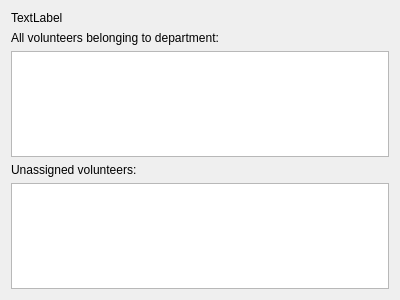
The window that gui/gui.ui (miagiurgiu/VolunteeringOOPExam) describes before a commit, drawn with Qt 5.
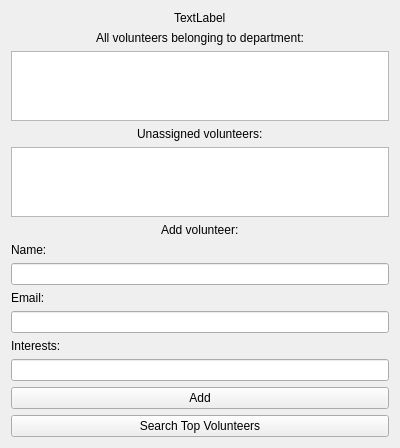
The same window after the commit.

Commit message: read from files + display windows for each department + add volunteer + top volunteers

Diff of the .ui file:
```diff
--- a/gui/gui.ui
+++ b/gui/gui.ui
@@ -14,14 +14,14 @@
    <string>GUI</string>
   </property>
   <layout class="QVBoxLayout" name="verticalLayout">
-   <item>
+   <item alignment="Qt::AlignmentFlag::AlignHCenter">
     <widget class="QLabel" name="descriptionLabel">
      <property name="text">
       <string>TextLabel</string>
      </property>
     </widget>
    </item>
-   <item>
+   <item alignment="Qt::AlignmentFlag::AlignHCenter">
     <widget class="QLabel" name="label">
      <property name="text">
       <string>All volunteers belonging to department:</string>
@@ -31,7 +31,7 @@
    <item>
     <widget class="QListWidget" name="volunteersList"/>
    </item>
-   <item>
+   <item alignment="Qt::AlignmentFlag::AlignHCenter">
     <widget class="QLabel" name="label_2">
      <property name="text">
       <string>Unassigned volunteers:</string>
@@ -41,6 +41,57 @@
    <item>
     <widget class="QListWidget" name="unassignedVolunteersList"/>
    </item>
+   <item alignment="Qt::AlignmentFlag::AlignHCenter">
+    <widget class="QLabel" name="label_3">
+     <property name="text">
+      <string>Add volunteer:</string>
+     </property>
+    </widget>
+   </item>
+   <item>
+    <widget class="QLabel" name="label_4">
+     <property name="text">
+      <string>Name:</string>
+     </property>
+    </widget>
+   </item>
+   <item>
+    <widget class="QLineEdit" name="nameLineEdit"/>
+   </item>
+   <item>
+    <widget class="QLabel" name="label_5">
+     <property name="text">
+      <string>Email:</string>
+     </property>
+    </widget>
+   </item>
+   <item>
+    <widget class="QLineEdit" name="emailLineEdit"/>
+   </item>
+   <item>
+    <widget class="QLabel" name="label_6">
+     <property name="text">
+      <string>Interests:</string>
+     </property>
+    </widget>
+   </item>
+   <item>
+    <widget class="QLineEdit" name="interestsLineEdit"/>
+   </item>
+   <item>
+    <widget class="QPushButton" name="addButton">
+     <property name="text">
+      <string>Add</string>
+     </property>
+    </widget>
+   </item>
+   <item>
+    <widget class="QPushButton" name="topVolunteersButton">
+     <property name="text">
+      <string>Search Top Volunteers</string>
+     </property>
+    </widget>
+   </item>
   </layout>
  </widget>
  <resources/>
```
The commit also changes 11 other files.
